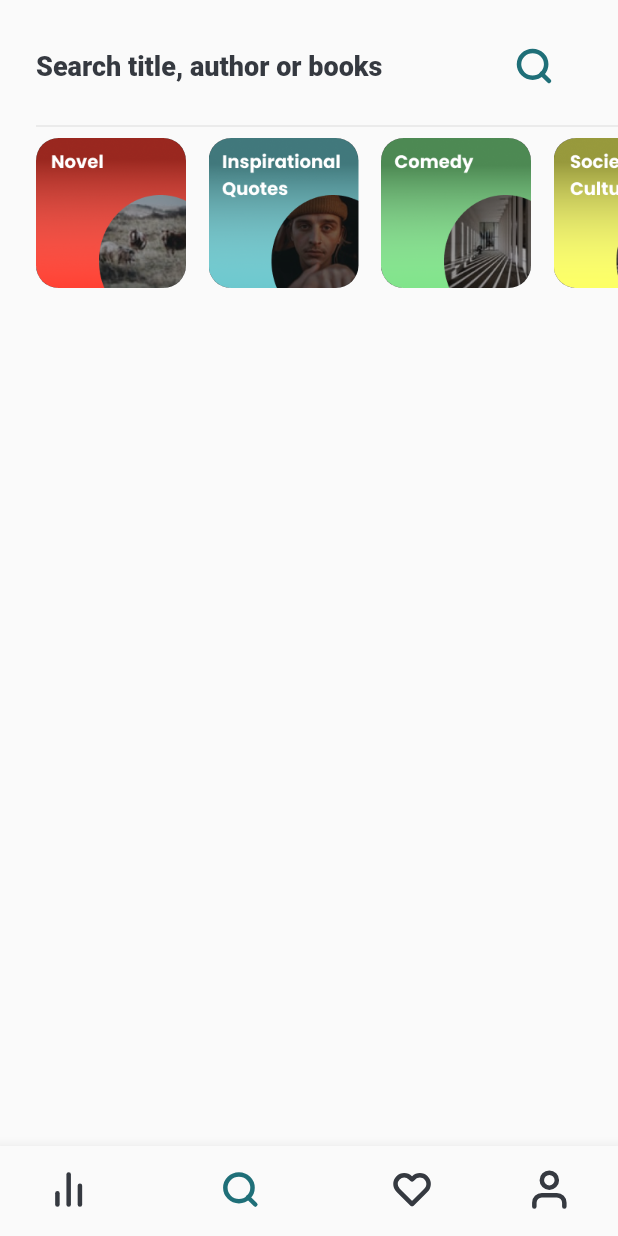
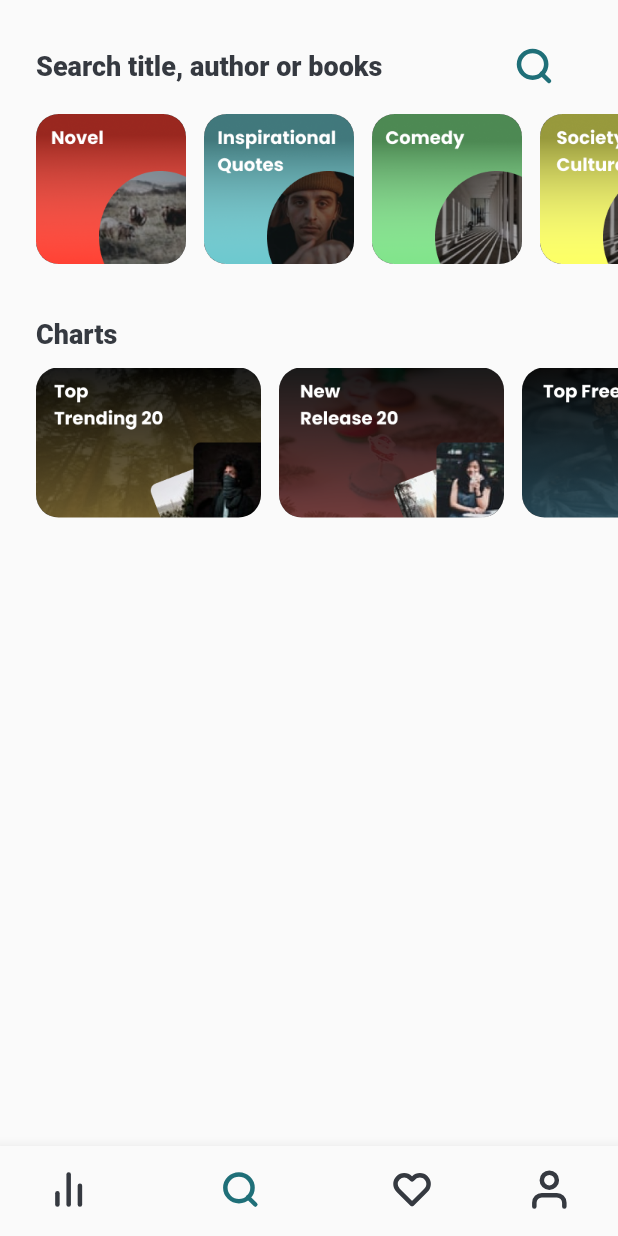
Before and after one commit to Azzamubaidillah/Flutter-UI, a Flutter app: the screen it shows after launch, item 2 of the bottom bar chosen, on a phone screen of 412 x 824 dp. Run offline on Flutter 3.47's test engine with Material 2 defaults, Android fonts, the phone set to English and light mode, and no system bars; our stand-ins replace flutter_signin_button, flutter_svg, get, introduction_screen, line_icons.

Commit message:
card chart

```diff
--- a/nubook/lib/app/modules/discover/views/discover_view.dart
+++ b/nubook/lib/app/modules/discover/views/discover_view.dart
@@ -16,9 +16,9 @@ class DiscoverView extends GetView<DiscoverController> {
         padding: const EdgeInsets.fromLTRB(kPadding, 0, 0, 0),
         child: SafeArea(
           child: Column(
+            crossAxisAlignment: CrossAxisAlignment.start,
             children: [
               TitleWithSearchButton(title: "Search title, author or books"),
-            Divider(),
               SingleChildScrollView(
                 scrollDirection: Axis.horizontal,
                 child: Row(
@@ -33,9 +33,22 @@ class DiscoverView extends GetView<DiscoverController> {
                     CardCategories(image: "8"),
                   ],
                 ),
+              ),
+              Title(title: "Charts"),
+              SingleChildScrollView(
+                scrollDirection: Axis.horizontal,
+                child: Row(
+                  children: [
+                    CardChart(image: "1"),
+                    CardChart(image: "2"),
+                    CardChart(image: "3"),
+                    CardChart(image: "4"),
+                  ],
+                ),
               )
             ],
-        )),
+          ),
+        ),
       ),
     );
   }
@@ -52,11 +65,34 @@ class CardCategories extends StatelessWidget {
   @override
   Widget build(BuildContext context) {
     return Padding(
-      padding: const EdgeInsets.fromLTRB(0, 0, 15, 0),
+      padding: const EdgeInsets.fromLTRB(0, 0, kPadding / 2, kPadding),
       child: ClipRRect(
         child: Image.asset(
           "assets/images/categories_$image.png",
           width: 100,
+        ),
+        borderRadius: BorderRadius.circular(15),
+      ),
+    );
+  }
+}
+
+class CardChart extends StatelessWidget {
+  const CardChart({
+    Key? key,
+    required this.image,
+  }) : super(key: key);
+
+  final String image;
+
+  @override
+  Widget build(BuildContext context) {
+    return Padding(
+      padding: const EdgeInsets.fromLTRB(0, 0, kPadding / 2, kPadding),
+      child: ClipRRect(
+        child: Image.asset(
+          "assets/images/chart_$image.png",
+          width: 150,
         ),
         borderRadius: BorderRadius.circular(15),
       ),
--- a/nubook/lib/app/modules/home/views/home_view.dart
+++ b/nubook/lib/app/modules/home/views/home_view.dart
@@ -312,7 +312,7 @@ class Title extends StatelessWidget {
         title,
         style: TextStyle(
           fontWeight: FontWeight.w800,
-          fontSize: 22,
+          fontSize: 18,
           color: kBlack,
         ),
       ),
```
Also changed, not shown: nubook/assets/images/chart_1.png (added), nubook/assets/images/chart_2.png (added), nubook/assets/images/chart_3.png (added), nubook/assets/images/chart_4.png (added). Lines whose indentation alone changed are shown as unchanged.
